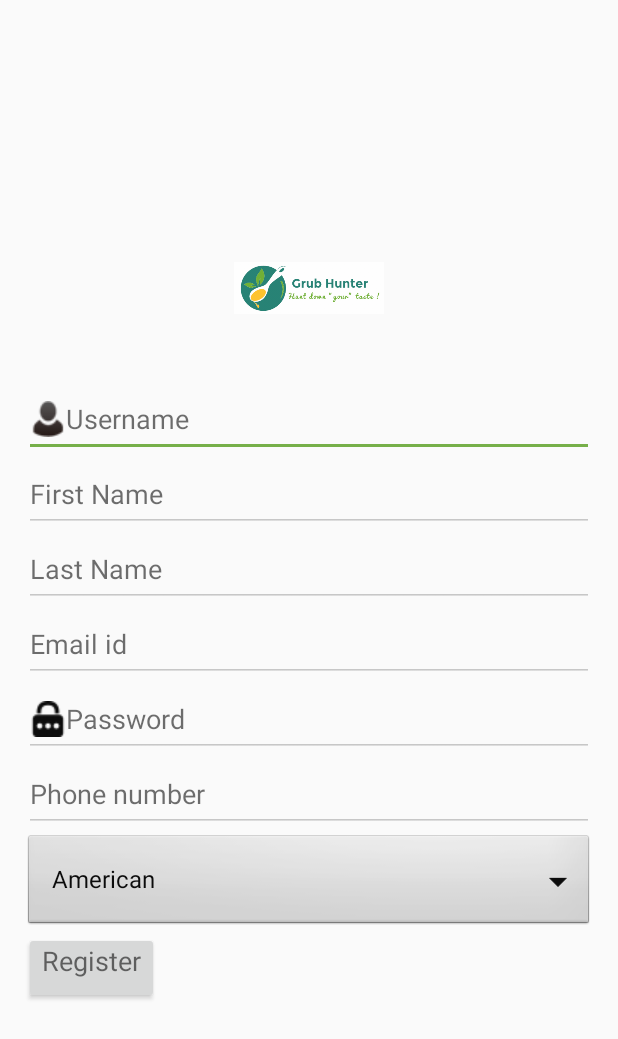
After one commit to grubhunter/grubhunter, an Android app: the Registration_page screen opened directly, with no data from a screen before it, on a phone screen of 412 x 824 dp. The commit adds this screen. Shown: the top 1039 px of the screen. Run offline under Robolectric (Android 15) with nearby library versions, the phone set to English and light mode, and no system bars.

Commit message:
Login screen->Registration

```diff
--- a/grubhunter-mob/app/src/main/AndroidManifest.xml
+++ b/grubhunter-mob/app/src/main/AndroidManifest.xml
@@ -15,6 +15,22 @@
                 <category android:name="android.intent.category.LAUNCHER" />
             </intent-filter>
         </activity>
+        <activity android:name=".Registration_page">
+            <!-- ATTENTION: This intent was auto-generated. Follow instructions at
+      https://g.co/AppIndexing/AndroidStudio to publish your URLs. -->
+            <intent-filter>
+                <action android:name="android.intent.action.VIEW" />
+
+                <category android:name="android.intent.category.DEFAULT" />
+                <category android:name="android.intent.category.BROWSABLE" />
+                <!-- ATTENTION: This data URL was auto-generated. We recommend that you use the HTTP scheme.
+                  TODO: Change the host or pathPrefix as necessary. -->
+                <data
+                    android:host="grubhunter_mob.gh.nyu.edu"
+                    android:pathPrefix="/registration_page"
+                    android:scheme="http" />
+            </intent-filter>
+        </activity>
     </application>
 
 </manifest>
--- a/grubhunter-mob/app/src/main/java/edu/nyu/gh/grubhunter_mob/Home.java
+++ b/grubhunter-mob/app/src/main/java/edu/nyu/gh/grubhunter_mob/Home.java
@@ -1,7 +1,10 @@
 package edu.nyu.gh.grubhunter_mob;
 
+import android.content.Intent;
 import android.support.v7.app.AppCompatActivity;
 import android.os.Bundle;
+import android.view.View;
+import android.widget.Button;
 
 public class Home extends AppCompatActivity {
 
@@ -9,5 +12,13 @@ public class Home extends AppCompatActivity {
     protected void onCreate(Bundle savedInstanceState) {
         super.onCreate(savedInstanceState);
         setContentView(R.layout.activity_home);
+        final Button button = (Button) findViewById(R.id.textView);
+        button.setOnClickListener(new View.OnClickListener() {
+            public void onClick(View v) {
+                // Perform action on click
+                Intent i = new Intent(getApplicationContext(),Registration_page.class);
+                startActivity(i);
+            }
+        });
     }
 }
--- /dev/null
+++ b/grubhunter-mob/app/src/main/java/edu/nyu/gh/grubhunter_mob/Registration_page.java
@@ -0,0 +1,28 @@
+package edu.nyu.gh.grubhunter_mob;
+
+import android.content.DialogInterface;
+import android.os.Bundle;
+import android.support.v7.app.AlertDialog;
+import android.support.v7.app.AppCompatActivity;
+import android.view.View;
+import android.widget.ArrayAdapter;
+import android.widget.Button;
+import android.widget.ListView;
+import android.widget.Spinner;
+
+/**
+ * Created by suhasmanjunath on 4/7/16.
+ */
+public class Registration_page extends AppCompatActivity {
+
+    @Override
+    protected void onCreate(Bundle savedInstanceState) {
+        super.onCreate(savedInstanceState);
+        setContentView(R.layout.registration);
+        Spinner dropdown = (Spinner)findViewById(R.id.spinner1);
+        String[] items = new String[]{"American","Chinese","Continental", "Indian","Mediterranean", "Thai"};
+        ArrayAdapter<String> adapter = new ArrayAdapter<String>(this, android.R.layout.simple_spinner_dropdown_item, items);
+        dropdown.setAdapter(adapter);
+
+    }
+}
--- a/grubhunter-mob/app/src/main/res/layout/activity_home.xml
+++ b/grubhunter-mob/app/src/main/res/layout/activity_home.xml
@@ -54,7 +54,7 @@
         android:layout_centerHorizontal="true"
         android:background="@color/colorPrimaryDark"/>
 
-    <TextView
+    <Button
         android:layout_width="wrap_content"
         android:layout_height="wrap_content"
         android:textAppearance="?android:attr/textAppearanceMedium"
@@ -62,7 +62,7 @@
         android:id="@+id/textView"
         android:layout_below="@+id/button"
         android:layout_alignParentStart="true"
-        android:paddingTop="10dp"/>
+        android:paddingTop="0dp"/>
 
     <TextView
         android:layout_width="wrap_content"
--- /dev/null
+++ b/grubhunter-mob/app/src/main/res/layout/registration.xml
@@ -0,0 +1,115 @@
+<?xml version="1.0" encoding="utf-8"?>
+<RelativeLayout xmlns:android="http://schemas.android.com/apk/res/android"
+
+    xmlns:tools="http://schemas.android.com/tools"
+    android:layout_width="match_parent"
+    android:layout_height="match_parent"
+    android:paddingBottom="@dimen/activity_vertical_margin"
+    android:paddingLeft="@dimen/activity_horizontal_margin"
+    android:paddingRight="@dimen/activity_horizontal_margin"
+    android:paddingTop="@dimen/activity_vertical_margin"
+    tools:context="edu.nyu.gh.grubhunter_mob.Home"
+    android:orientation="vertical"
+
+    android:alpha="0.95"
+    android:gravity="center"
+    android:weightSum="1">
+
+<ImageView
+    android:layout_width="100dp"
+    android:layout_height="80dp"
+    android:id="@+id/imageView"
+    android:paddingBottom="5dp"
+    android:src="@drawable/logo1"
+    android:layout_alignParentTop="true"
+    android:layout_centerHorizontal="true" />
+
+    <EditText
+        android:layout_width="wrap_content"
+        android:layout_height="50dp"
+        android:inputType="text"
+        android:ems="20"
+        android:id="@+id/username"
+        android:layout_alignParentTop="true"
+        android:layout_centerHorizontal="true"
+        android:layout_marginTop="100dp"
+        android:hint="Username"
+        android:drawableLeft="@drawable/user"
+        android:layout_below="@+id/imageView"
+        android:layout_weight="0.51" />
+
+    <EditText
+        android:layout_width="wrap_content"
+        android:layout_height="50dp"
+        android:inputType="text"
+        android:ems="20"
+        android:id="@+id/fname"
+        android:layout_below="@+id/username"
+        android:layout_centerHorizontal="true"
+        android:hint="First Name"/>
+
+    <EditText
+        android:layout_width="wrap_content"
+        android:layout_height="50dp"
+        android:inputType="text"
+        android:ems="20"
+        android:id="@+id/lname"
+        android:layout_below="@+id/fname"
+        android:layout_centerHorizontal="true"
+        android:hint="Last Name"/>
+
+
+    <EditText
+        android:layout_width="wrap_content"
+        android:layout_height="50dp"
+        android:inputType="textEmailAddress"
+        android:ems="20"
+        android:id="@+id/email"
+        android:layout_below="@+id/lname"
+        android:layout_centerHorizontal="true"
+        android:hint="Email id"
+/>
+    <EditText
+        android:layout_width="wrap_content"
+        android:layout_height="50dp"
+        android:inputType="textEmailAddress"
+        android:ems="20"
+        android:id="@+id/password"
+        android:layout_below="@+id/email"
+        android:layout_centerHorizontal="true"
+        android:drawableLeft="@drawable/password"
+        android:hint="Password"
+        />
+
+    <EditText
+        android:layout_width="wrap_content"
+        android:layout_height="50dp"
+        android:inputType="text|phone"
+        android:ems="20"
+        android:id="@+id/phone"
+        android:layout_below="@+id/password"
+        android:layout_centerHorizontal="true"
+
+        android:hint="Phone number"/>
+
+    <Spinner
+        android:id="@+id/spinner1"
+        android:layout_width="match_parent"
+        android:layout_height="wrap_content"
+        android:background="@android:drawable/btn_dropdown"
+        android:layout_below="@+id/phone"
+        android:spinnerMode="dropdown" />
+
+<Button
+    android:layout_width="wrap_content"
+    android:layout_height="wrap_content"
+    android:textAppearance="?android:attr/textAppearanceMedium"
+    android:text="Register"
+    android:layout_centerHorizontal="true"
+    android:id="@+id/textView"
+    android:layout_below="@+id/spinner1"
+    android:layout_alignParentStart="true"
+    android:paddingTop="0dp"/>
+
+
+</RelativeLayout>
--- a/grubhunter-mob/build.gradle
+++ b/grubhunter-mob/build.gradle
@@ -5,7 +5,7 @@ buildscript {
         jcenter()
     }
     dependencies {
-        classpath 'com.android.tools.build:gradle:1.5.0'
+        classpath 'com.android.tools.build:gradle:2.0.0'
 
         // NOTE: Do not place your application dependencies here; they belong
         // in the individual module build.gradle files
```
Also changed, not shown: grubhunter-mob/gradle/wrapper/gradle-wrapper.properties.
